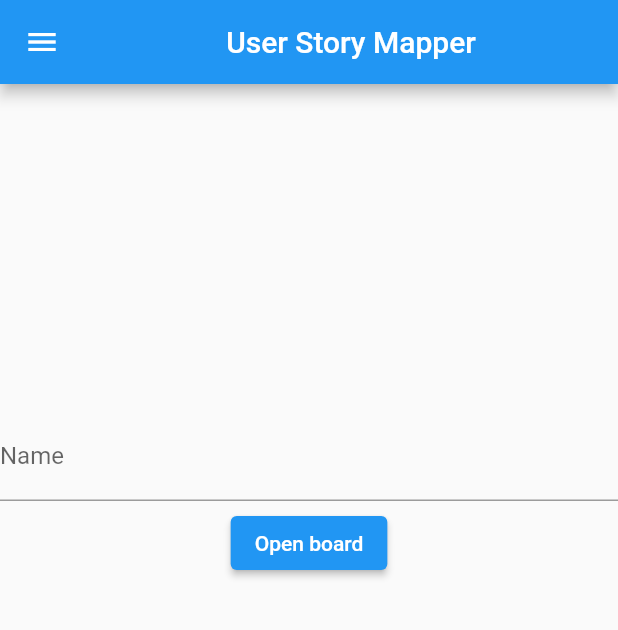
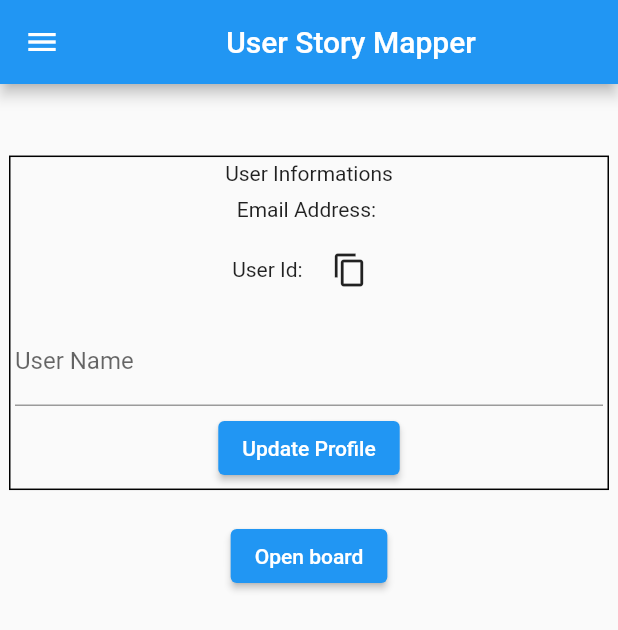
Before and after one commit to KarolDuszak/UserStoryMapper, a Flutter app: the ProfilePage screen opened directly with empty values, on a phone screen of 412 x 824 dp. Shown: the top 630 px of the screen. Run offline on Flutter 3.47's test engine with Material 2 defaults, Android fonts, the phone set to English and light mode, and no system bars; our stand-ins replace auto_size_text, bloc, cloud_firestore, equatable, firebase_auth, firebase_core and 4 more; missing offline and left inert: dart:js_interop, drag_and_drop_lists, flow_builder; accounts and stored records are empty.

Commit message:
user information panel created

```diff
--- a/user_story_mapper/lib/data/implementations/FirebaseUserApi.dart
+++ b/user_story_mapper/lib/data/implementations/FirebaseUserApi.dart
@@ -45,7 +45,11 @@ class FirebaseUserApi extends IUserApi {
   }
 
   @override
-  Future<List<BoardInvitation>> getUsersInvitations(User user) async {
+  Future<List<BoardInvitation>> getUsersInvitations(String userId, String userEmail) async {
+    CollectionReference inviteRef = FirebaseFirestore.instance.collection('boardInvitations');
+    var snapshot = await inviteRef.doc(userId).collection('invitations').get();
+
+    var data = snapshot.docs as List<Map<String, dynamic>>;
     return await List<BoardInvitation>.empty();
   }
 }
--- a/user_story_mapper/lib/data/interfaces/IUserApi.dart
+++ b/user_story_mapper/lib/data/interfaces/IUserApi.dart
@@ -6,5 +6,5 @@ abstract class IUserApi {
   Future<User> getUser(String userId);
   Future<void> deleteUser(String userId);
   Future<void> updateUser(User user);
-  Future<List<BoardInvitation>> getUsersInvitations(User user);
+  Future<List<BoardInvitation>> getUsersInvitations(String userId, String userEmail);
 }
--- a/user_story_mapper/lib/presentation/profile/view/profile_page.dart
+++ b/user_story_mapper/lib/presentation/profile/view/profile_page.dart
@@ -1,5 +1,6 @@
 import 'package:cloud_firestore/cloud_firestore.dart';
 import 'package:flutter/material.dart';
+import 'package:flutter/services.dart';
 import 'package:flutter_bloc/flutter_bloc.dart';
 import 'package:user_story_mapper/data/implementations/FirebaseUserApi.dart';
 import 'package:user_story_mapper/presentation/app/app.dart';
@@ -43,30 +44,87 @@ class _ProfilePage extends State<ProfilePage> {
         if (snapshot.connectionState == ConnectionState.done) {
           Map<String, dynamic> data =
               snapshot.data!.data() as Map<String, dynamic>;
-          userName.text = User.fromJson(data).name;
+          final user = User.fromJson(data);
+          userName.text = user.name;
           return Scaffold(
             drawer: NavMenu(),
             appBar: AppBar(title: Center(child: Text("User Story Mapper"))),
             body: Align(
-              alignment: const Alignment(0, -1 / 3),
+              alignment: const Alignment(0, -4 / 5),
               child: Column(
                 mainAxisSize: MainAxisSize.min,
                 children: <Widget>[
+                  SizedBox(
+                    width: 400,
+                    child: Container(
+                      decoration: BoxDecoration(
+                          border: Border.all(color: Colors.black)),
+                      padding: const EdgeInsets.all(3),
+                      alignment: Alignment.centerLeft,
+                      child: Column(
+                        children: [
+                          const Text("User Informations"),
+                          const SizedBox(height: 8),
+                          Text("Email Address: ${user.email}"),
+                          const SizedBox(height: 8),
+                          Row(
+                            mainAxisAlignment: MainAxisAlignment.center,
+                            children: [
+                              Text("User Id: ${user.id}"),
+                              const SizedBox(width: 4),
+                              IconButton(
+                                icon: const Icon(Icons.copy),
+                                onPressed: () => {
+                                  Clipboard.setData(
+                                          ClipboardData(text: widget.userId))
+                                      .then(
+                                    (value) => ScaffoldMessenger.of(context)
+                                        .showSnackBar(
+                                      const SnackBar(
+                                        content: Text("Id copied to clipboard"),
+                                      ),
+                                    ),
+                                  ),
+                                },
+                              )
+                            ],
+                          ),
+                          const SizedBox(height: 8),
                           TextFormField(
                             decoration: const InputDecoration(
                                 hintText: "Provide potential user name",
-                        labelText: "Name"),
+                                labelText: "User Name"),
                             controller: userName,
                           ),
                           const SizedBox(height: 4),
                           ElevatedButton(
                             onPressed: () {
-                        Navigator.of(context).push(MaterialPageRoute(
+                              FirebaseUserApi().updateUser(
+                                User(
+                                    id: user.id,
+                                    email: user.email,
+                                    name: userName.text,
+                                    boards: user.boards),
+                              );
+                            },
+                            child: const Text("Update Profile"),
+                          )
+                        ],
+                      ),
+                    ),
+                  ),
+                  const SizedBox(height: 20),
+                  ElevatedButton(
+                    onPressed: () {
+                      Navigator.of(context).push(
+                        MaterialPageRoute(
                           builder: (context) => BoardList(
-                                boardId:
-                                    "9e464b6f-8434-4003-8827-de33ea629dae")));
+                              boardId: "9e464b6f-8434-4003-8827-de33ea629dae"),
+                        ),
+                      );
                     },
-                      child: Text("Open board"))
+                    child: Text("Open board"),
+                  )
                 ],
               ),
             ),
```
Also changed, not shown: 1 other file. Lines whose indentation alone changed are shown as unchanged.
